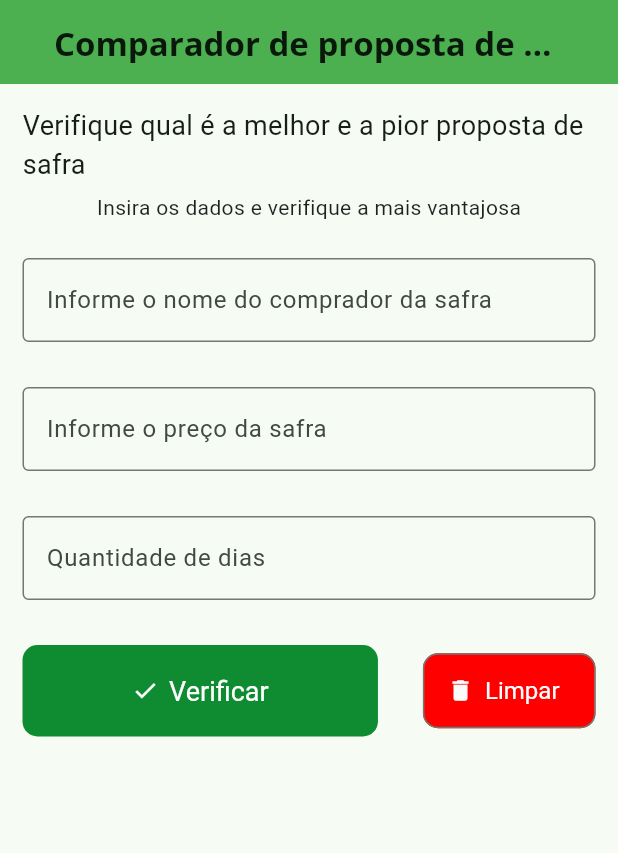
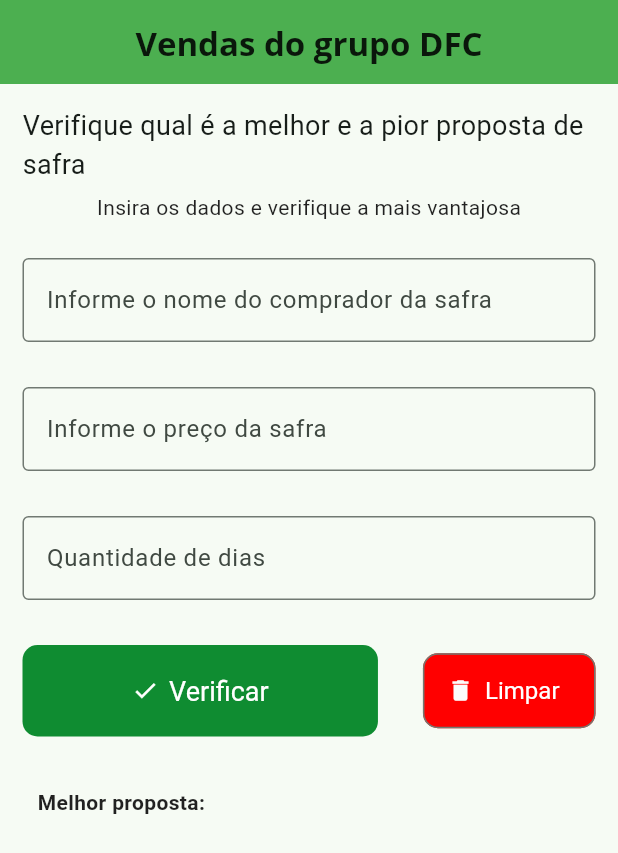
Before and after one commit to FelGomes/EstudosDispositivosMoveis, a Flutter app: the screen it shows after launch, on a phone screen of 412 x 824 dp. Shown: the top 853 px of the screen. Run offline on Flutter 3.47's test engine with Material 3 defaults, Android fonts, the phone set to English and light mode, and no system bars; our stand-ins replace google_fonts; missing offline and left inert: dart:js_interop.

Commit message:
Colocando o subtitulo para mostrar as vendas

```diff
--- a/trabalho1_group/lib/main.dart
+++ b/trabalho1_group/lib/main.dart
@@ -61,7 +61,7 @@ class _MinhaTelaState extends State<MinhaTela> {
         title: Padding(
           padding: EdgeInsets.all(20),
           child: Text(
-            "Comparador de proposta de venda",
+            "Vendas do grupo DFC",
             style: GoogleFonts.openSans(
               fontSize: 22,
               fontWeight: FontWeight.bold,
@@ -215,12 +215,35 @@ class _MinhaTelaState extends State<MinhaTela> {
 
               const SizedBox(height: 24),
 
+              Padding(
+                padding: EdgeInsets.all(10),
+                child: Row(
+                  crossAxisAlignment: CrossAxisAlignment.end,
+                  children: [
+                    Text(
+                      "Melhor proposta: ",
+                      style: TextStyle(fontSize: 14, fontWeight: FontWeight.bold, color: Colors.black87),
+                    )
+
+
+                  ],
+
+
+                ),
+
+              ),
+
+
               Builder(
                 builder: (context) {
                   final listaOrdenada = Proposta.verificarPropostas();
 
+
+
                   if (listaOrdenada == null || listaOrdenada.isEmpty) {
+                    const Text("Não foi realizado nenhuma venda!");
                     return const SizedBox.shrink();
+
                   }
 
                   return Column(
```
